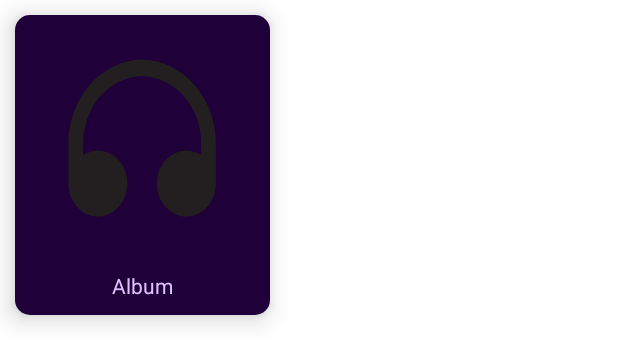
After one commit to SaraSAli/StereoMusicPlayer, an Android app: the layout album_item.xml on its own in the app's theme, with its tools: preview values and no code run, on a phone screen of 412 x 824 dp. The commit adds this screen. Shown: the top 364 px of the screen. Run offline under Robolectric (Android 15) with nearby library versions, the phone set to English and light mode, and no system bars.

Commit message:
Album Fragment

```diff
--- a/app/src/main/AndroidManifest.xml
+++ b/app/src/main/AndroidManifest.xml
@@ -7,7 +7,7 @@
 
     <application
         android:allowBackup="true"
-        android:icon="@mipmap/ic_launcher"
+        android:icon="@drawable/logo"
         android:label="@string/app_name"
         android:roundIcon="@mipmap/ic_launcher_round"
         android:supportsRtl="true"
--- a/app/src/main/java/com/example/stereomusicplayer/utils/StorageUtil.java
+++ b/app/src/main/java/com/example/stereomusicplayer/utils/StorageUtil.java
@@ -13,7 +13,7 @@ import java.lang.reflect.Type;
 
 
 public class StorageUtil {
-    private final String STORAGE = "com.example.stereomusicplayer.utils.STORAGE";
+    private final String STORAGE = "com.example.stereomusicplayer.STORAGE";
     private SharedPreferences preferences;
     private Context context;
 
--- a/app/src/main/res/layout/activity_player.xml
+++ b/app/src/main/res/layout/activity_player.xml
@@ -110,7 +110,8 @@
             android:id="@+id/shuffle"
             android:layout_width="68dp"
             android:layout_height="68dp"
-            android:background="@drawable/ic_shuffle_on"
+            android:background="@android:color/transparent"
+            app:srcCompat="@drawable/ic_shuffle_on"
    />
 
         <ImageButton
--- /dev/null
+++ b/app/src/main/res/layout/album_item.xml
@@ -0,0 +1,37 @@
+<?xml version="1.0" encoding="utf-8"?>
+<androidx.cardview.widget.CardView xmlns:android="http://schemas.android.com/apk/res/android"
+    android:layout_width="170dp"
+    xmlns:app="http://schemas.android.com/apk/res-auto"
+    android:id="@+id/album_item"
+    android:layout_height="200dp"
+    app:cardElevation="10dp"
+    android:layout_margin="10dp"
+    app:cardCornerRadius="10dp">
+
+    <RelativeLayout
+        android:layout_width="match_parent"
+        android:layout_height="match_parent"
+        android:background="@color/colorPrimaryDark"
+        android:id="@+id/relative_layout">
+
+        <ImageView
+            android:layout_width="match_parent"
+            android:layout_height="170dp"
+            android:id="@+id/album_art"
+            android:src="@drawable/album_art" />
+        <TextView
+            android:layout_width="140dp"
+            android:layout_height="wrap_content"
+            android:id="@+id/album_name"
+            android:layout_alignParentBottom="true"
+            android:text="Album"
+            android:gravity="center_horizontal"
+            android:layout_centerHorizontal="true"
+            android:singleLine="true"
+            android:textColor="@color/purple_100"
+            android:layout_marginBottom="10dp"
+            android:layout_marginTop="10dp"
+            />
+    </RelativeLayout>
+
+</androidx.cardview.widget.CardView>
--- a/app/src/main/res/values/colors.xml
+++ b/app/src/main/res/values/colors.xml
@@ -4,6 +4,7 @@
     <color name="colorPrimary">#673AB7</color>
     <color name="colorPrimaryDark">#ff200039</color>
     <color name="colorAccent">#FFBB86FC</color>
+    <color name="purple_100">#DDC2FF</color>
     <color name="purple_200">#FFBB86FC</color>
     <color name="purple_500">#FF6200EE</color>
     <color name="purple_700">#FF3700B3</color>
```
Also changed, not shown: app/src/main/java/com/example/stereomusicplayer/PlayerActivity.java (+18 -7 lines), app/src/main/java/com/example/stereomusicplayer/adapters/AlbumAdapter.java (added, +74 -0 lines), app/src/main/java/com/example/stereomusicplayer/fragments/AlbumFragment.java (+21 -1 lines), app/src/main/java/com/example/stereomusicplayer/services/MusicService.java (+15 -97 lines), app/src/main/res/layout/fragment_album.xml (+5 -5 lines), 1 other file.
